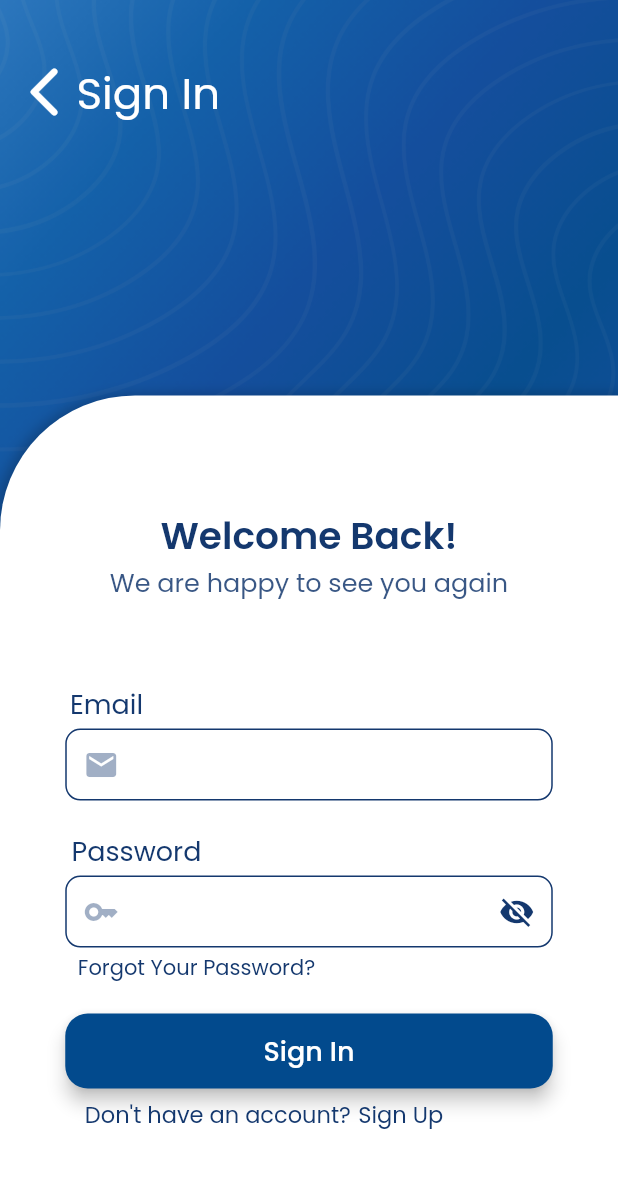
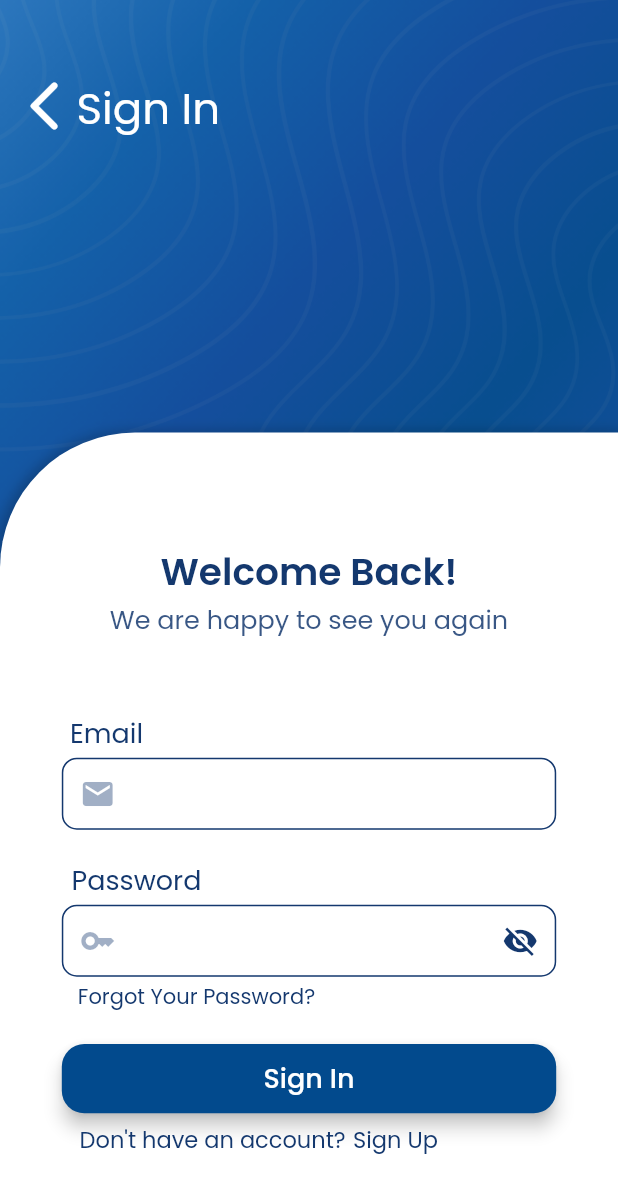
Before and after one commit to WatheqPlatform/2023-GP1-1, a Flutter app: the screen it shows after launch, after a tap on "Sign In", on a phone screen of 412 x 824 dp. Shown: the top 1193 px of the screen. Run offline on Flutter 3.47's test engine with Material 2 defaults, Android fonts, the light colour scheme and no system bars; our stand-ins replace email_validator, fluttertoast, get.

Commit message:
Responsive start and log in pages

```diff
--- a/lib/Authentication/login_screen.dart
+++ b/lib/Authentication/login_screen.dart
@@ -52,8 +52,10 @@ class _LoginScreenState extends State<LoginScreen> {
   @override
   Widget build(BuildContext context) {
     double screenHeight = MediaQuery.of(context).size.height;
+    double screenWidth = MediaQuery.of(context).size.width;
+
     return Scaffold(
-      resizeToAvoidBottomInset: false, // Prevent resizing when keyboard appears
+      resizeToAvoidBottomInset: false,
       body: Container(
         decoration: const BoxDecoration(
           image: DecorationImage(
@@ -64,13 +66,9 @@ class _LoginScreenState extends State<LoginScreen> {
         child: Column(
           mainAxisAlignment: MainAxisAlignment.end,
           children: [
-            //Header
             Row(
               children: [
-                // Padding between elements
-                const SizedBox(
-                  width: 2,
-                ),
+                const SizedBox(width: 2),
                 IconButton(
                   icon: const Icon(
                     Icons.arrow_back_ios_rounded,
@@ -82,10 +80,7 @@ class _LoginScreenState extends State<LoginScreen> {
                   },
                 ),
                 const Padding(
-                  padding: EdgeInsets.only(
-                    top: 10,
-                    left: 1,
-                  ),
+                  padding: EdgeInsets.only(top: 10, left: 1),
                   child: Text(
                     "Sign In",
                     style: TextStyle(
@@ -97,18 +92,13 @@ class _LoginScreenState extends State<LoginScreen> {
                 ),
               ],
             ),
-            // Padding between elements
-            const SizedBox(
-              height: 180,
-            ),
+            const SizedBox(height: 195),
             Container(
               width: double.infinity,
-              height: screenHeight * 0.68,
-              padding: const EdgeInsets.only(
-                top: 65.0,
-                right: 40.0,
-                bottom: 20.0,
-                left: 40.0,
+              height: screenHeight * 0.65,
+              padding: EdgeInsets.symmetric(
+                vertical: screenHeight * 0.03,
+                horizontal: screenWidth * 0.1,
               ),
               decoration: const BoxDecoration(
                 color: Colors.white,
@@ -126,10 +116,7 @@ class _LoginScreenState extends State<LoginScreen> {
               ),
               child: Column(
                 children: [
-                  //Padding between element
-                  const SizedBox(
-                    height: 10,
-                  ),
+                  const SizedBox(height: 50),
                   const Text(
                     "Welcome Back!",
                     style: TextStyle(
@@ -146,20 +133,13 @@ class _LoginScreenState extends State<LoginScreen> {
                     ),
                     textAlign: TextAlign.center,
                   ),
-                  //Padding between element
-                  const SizedBox(
-                    height: 55,
-                  ),
-                  // Sign In Form
+                  const SizedBox(height: 50),
                   Form(
                     key: formKey,
                     child: Column(
                       children: [
                         const Padding(
-                          padding: EdgeInsets.only(
-                            right: 270,
-                            bottom: 3,
-                          ),
+                          padding: EdgeInsets.only(right: 270, bottom: 3),
                           child: Text(
                             "Email",
                             style: TextStyle(
@@ -168,9 +148,8 @@ class _LoginScreenState extends State<LoginScreen> {
                             ),
                           ),
                         ),
-                        // Email
                         SizedBox(
-                          width: 325,
+                          width: screenWidth * 0.8,
                           child: TextFormField(
                             controller: emailController,
                             validator: (value) =>
@@ -192,23 +171,16 @@ class _LoginScreenState extends State<LoginScreen> {
                                   color: Color(0xFF14386E),
                                 ),
                               ),
-                              contentPadding: const EdgeInsets.symmetric(
-                                horizontal: 12,
-                                vertical: 6,
+                              contentPadding: EdgeInsets.symmetric(
+                                horizontal: screenWidth * 0.04,
+                                vertical: screenHeight * 0.012,
                               ),
                             ),
                           ),
                         ),
-                        // Padding between elements
-                        const SizedBox(
-                          height: 20,
-                        ),
-
+                        const SizedBox(height: 20),
                         const Padding(
-                          padding: EdgeInsets.only(
-                            right: 230,
-                            bottom: 3,
-                          ),
+                          padding: EdgeInsets.only(right: 230, bottom: 3),
                           child: Text(
                             "Password",
                             style: TextStyle(
@@ -217,10 +189,8 @@ class _LoginScreenState extends State<LoginScreen> {
                             ),
                           ),
                         ),
-                        //
-                        // Password
                         SizedBox(
-                          width: 325,
+                          width: screenWidth * 0.8,
                           child: Column(
                             children: [
                               Obx(
@@ -257,24 +227,19 @@ class _LoginScreenState extends State<LoginScreen> {
                                         color: Color(0xFF14386E),
                                       ),
                                     ),
-                                    contentPadding: const EdgeInsets.symmetric(
-                                      horizontal: 12,
-                                      vertical: 6,
+                                    contentPadding: EdgeInsets.symmetric(
+                                      horizontal: screenWidth * 0.04,
+                                      vertical: screenHeight * 0.012,
                                     ),
                                   ),
                                 ),
                               ),
-                              //clackable text
                               GestureDetector(
                                 onTap: () {
-                                  // Handle click action
                                   Get.to(const ForgetPasswordScreen());
                                 },
                                 child: const Padding(
-                                  padding: EdgeInsets.only(
-                                    top: 3,
-                                    right: 150,
-                                  ),
+                                  padding: EdgeInsets.only(top: 3, right: 150),
                                   child: Text(
                                     "Forgot Your Password?",
                                     style: TextStyle(
@@ -287,11 +252,7 @@ class _LoginScreenState extends State<LoginScreen> {
                             ],
                           ),
                         ),
-                        const SizedBox(
-                          height: 20,
-                        ),
-
-                        // Submit Button
+                        const SizedBox(height: 20),
                         ElevatedButton(
                           onPressed: () {
                             if (formKey.currentState!.validate()) {
@@ -300,7 +261,8 @@ class _LoginScreenState extends State<LoginScreen> {
                           },
                           style: ElevatedButton.styleFrom(
                             backgroundColor: const Color(0xFF024A8D),
-                            fixedSize: const Size(325, 50),
+                            fixedSize:
+                                Size(screenWidth * 0.8, screenHeight * 0.056),
                             shape: RoundedRectangleBorder(
                               borderRadius: BorderRadius.circular(15),
                             ),
@@ -316,9 +278,7 @@ class _LoginScreenState extends State<LoginScreen> {
                       ],
                     ),
                   ),
-                  const SizedBox(
-                    height: 6,
-                  ),
+                  const SizedBox(height: 5),
                   Row(
                     mainAxisAlignment: MainAxisAlignment.center,
                     children: [
@@ -329,17 +289,12 @@ class _LoginScreenState extends State<LoginScreen> {
                           fontSize: 15.0,
                         ),
                       ),
-                      //clackable text
                       GestureDetector(
                         onTap: () {
-                          // Handle click action
                           Get.to(const SignUpScreen());
                         },
                         child: const Padding(
-                          padding: EdgeInsets.only(
-                            right: 60,
-                            left: 5,
-                          ),
+                          padding: EdgeInsets.only(right: 67, left: 5),
                           child: Text(
                             "Sign Up",
                             style: TextStyle(
--- a/lib/start_screen.dart
+++ b/lib/start_screen.dart
@@ -3,14 +3,15 @@ import 'package:watheq/Authentication/signup_screen.dart';
 import 'package:watheq/Authentication/login_screen.dart';
 
 class StartScreen extends StatelessWidget {
-  const StartScreen({super.key});
+  const StartScreen({Key? key});
 
   @override
   Widget build(BuildContext context) {
     double screenHeight = MediaQuery.of(context).size.height;
+    double screenWidth = MediaQuery.of(context).size.width;
 
     return Scaffold(
-      resizeToAvoidBottomInset: false, // Prevent resizing when keyboard appears
+      resizeToAvoidBottomInset: false,
       body: Container(
         decoration: const BoxDecoration(
           image: DecorationImage(
@@ -19,43 +20,35 @@ class StartScreen extends StatelessWidget {
           ),
         ),
         child: Container(
-          //color: const Color.fromARGB(163, 2, 74, 141),
           child: Column(
             mainAxisAlignment: MainAxisAlignment.end,
             children: [
               Image.asset(
                 "assets/images/WatheqLogo.png",
-                width: 280,
+                width: screenWidth * 0.6,
               ),
-              //Padding between element
-              const SizedBox(
-                height: 80,
-              ),
+              const SizedBox(height: 80),
               Container(
                 width: double.infinity,
-                height: screenHeight * 0.40,
-                padding: const EdgeInsets.only(
-                  top: 60.0,
-                  right: 40.0,
-                  bottom: 20.0,
-                  left: 40.0,
-                ),
-                decoration: const BoxDecoration(
+                height: screenHeight * 0.4,
+                padding: EdgeInsets.all(screenWidth * 0.1),
+                decoration: BoxDecoration(
                   color: Colors.white,
-                  borderRadius: BorderRadius.only(
+                  borderRadius: const BorderRadius.only(
                     topLeft: Radius.circular(90.0),
                   ),
                   boxShadow: [
                     BoxShadow(
-                      color: Color(0x3B000000),
+                      color: const Color(0x3B000000),
                       spreadRadius: 3,
                       blurRadius: 7,
-                      offset: Offset(0, 3),
+                      offset: const Offset(0, 3),
                     ),
                   ],
                 ),
                 child: Column(
                   children: [
+                    const SizedBox(height: 15),
                     const Text(
                       "Improve Your Career",
                       style: TextStyle(
@@ -64,34 +57,29 @@ class StartScreen extends StatelessWidget {
                         fontWeight: FontWeight.w600,
                       ),
                     ),
-                    //Padding between element
-                    const SizedBox(
-                      height: 2,
-                    ),
+                    const SizedBox(height: 2),
                     const Text(
-                      "Discover endless career possibilities Your journey begins here!",
+                      "Discover endless career possibilities. Your journey begins here!",
                       style: TextStyle(
                         color: Color(0xffd714386e),
                         fontSize: 17.0,
                       ),
                       textAlign: TextAlign.center,
                     ),
-                    //Padding between element
-                    const SizedBox(
-                      height: 30,
-                    ),
-                    //Get Started Button
+                    const SizedBox(height: 30),
                     ElevatedButton(
                       onPressed: () {
                         Navigator.push(
                           context,
                           MaterialPageRoute(
-                              builder: (context) => const SignUpScreen()),
+                            builder: (context) => const SignUpScreen(),
+                          ),
                         );
                       },
                       style: ElevatedButton.styleFrom(
-                        backgroundColor: Color(0xFF024A8D),
-                        fixedSize: const Size(325, 50),
+                        backgroundColor: const Color(0xFF024A8D),
+                        fixedSize:
+                            Size(screenWidth * 0.8, screenHeight * 0.056),
                         shape: RoundedRectangleBorder(
                           borderRadius: BorderRadius.circular(15),
                         ),
@@ -104,17 +92,14 @@ class StartScreen extends StatelessWidget {
                         ),
                       ),
                     ),
-                    //Padding between element
-                    const SizedBox(
-                      height: 17,
-                    ),
-                    //Sign In Button
+                    const SizedBox(height: 17),
                     OutlinedButton(
                       onPressed: () {
                         Navigator.push(
                           context,
                           MaterialPageRoute(
-                              builder: (context) => const LoginScreen()),
+                            builder: (context) => const LoginScreen(),
+                          ),
                         );
                       },
                       style: OutlinedButton.styleFrom(
@@ -122,7 +107,8 @@ class StartScreen extends StatelessWidget {
                           width: 1.5,
                           color: Color(0xFF024A8D),
                         ),
-                        fixedSize: const Size(325, 47),
+                        fixedSize:
+                            Size(screenWidth * 0.8, screenHeight * 0.052),
                         shape: RoundedRectangleBorder(
                           borderRadius: BorderRadius.circular(15),
                         ),
```
